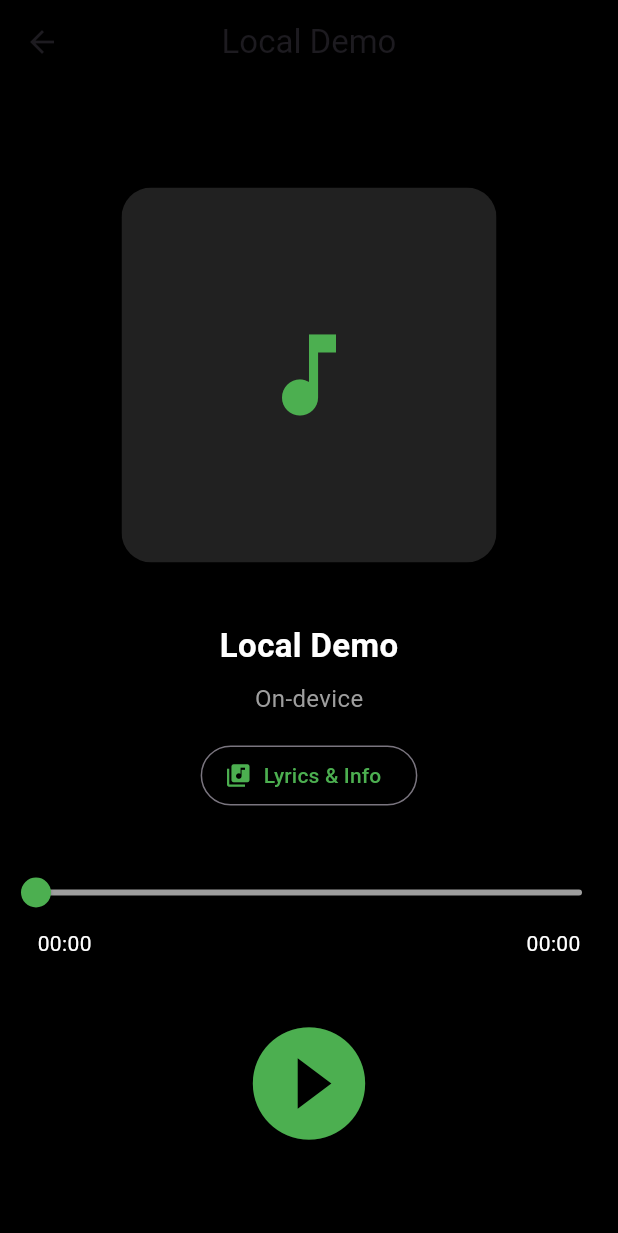
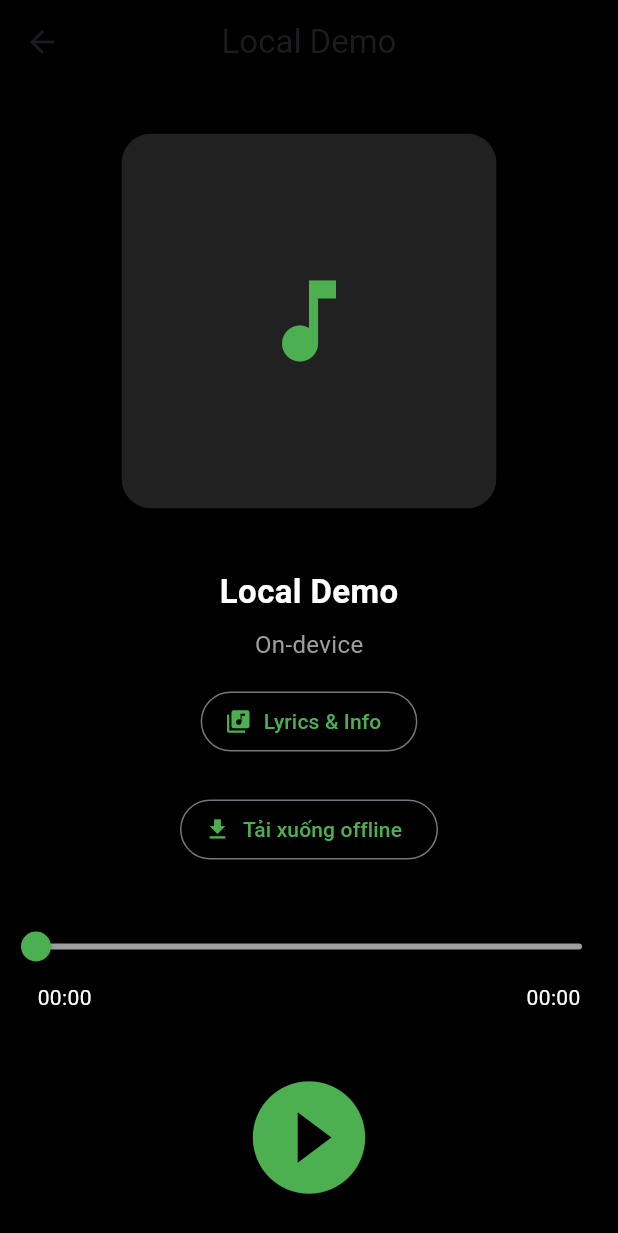
Before and after one commit to Luffy-Cuti/play_music, a Flutter app: the MusicDetailPage screen opened directly with sample values from the repository, on a phone screen of 412 x 824 dp. Shown: the top 1233 px of the screen. Run offline on Flutter 3.47's test engine with Material 3 defaults, Android fonts, the phone set to English and light mode, and no system bars; our stand-ins replace firebase_auth, firebase_core, firebase_crashlytics, flutter_local_notifications, get, get_storage and 5 more; accounts and stored records are empty.

Commit message:
them moi dowload,mac du cha biet luu vao dau

```diff
--- a/lib/main.dart
+++ b/lib/main.dart
@@ -9,7 +9,10 @@ import 'core/routes/app_pages.dart';
 import 'package:firebase_crashlytics/firebase_crashlytics.dart';
 import 'data/services/auth_controller.dart';
 import 'data/services/notification_service.dart';
+
 import 'package:just_audio_background/just_audio_background.dart';
+
+import 'modules/download/download_manager_service.dart';
 
 void main() async {
   WidgetsFlutterBinding.ensureInitialized();
@@ -25,6 +28,7 @@ void main() async {
     );
     await NotificationService.init();
     Get.put(AuthController());
+    Get.put(DownloadManagerService(), permanent: true);
 
     FlutterError.onError = FirebaseCrashlytics.instance.recordFlutterFatalError;
     PlatformDispatcher.instance.onError = (error, stack) {
--- /dev/null
+++ b/lib/modules/download/download_task_model.dart
@@ -0,0 +1,57 @@
+class DownloadTaskModel {
+  final String songId;
+  final String url;
+  final String? localPath;
+  final String status;
+  final int progress;
+  final String? error;
+
+  const DownloadTaskModel({
+    required this.songId,
+    required this.url,
+    required this.status,
+    required this.progress,
+    this.localPath,
+    this.error,
+  });
+
+  DownloadTaskModel copyWith({
+    String? songId,
+    String? url,
+    String? localPath,
+    String? status,
+    int? progress,
+    String? error,
+  }) {
+    return DownloadTaskModel(
+      songId: songId ?? this.songId,
+      url: url ?? this.url,
+      localPath: localPath ?? this.localPath,
+      status: status ?? this.status,
+      progress: progress ?? this.progress,
+      error: error ?? this.error,
+    );
+  }
+
+  Map<String, dynamic> toJson() {
+    return {
+      'songId': songId,
+      'url': url,
+      'localPath': localPath,
+      'status': status,
+      'progress': progress,
+      'error': error,
+    };
+  }
+
+  factory DownloadTaskModel.fromJson(Map<String, dynamic> json) {
+    return DownloadTaskModel(
+      songId: json['songId'] ?? '',
+      url: json['url'] ?? '',
+      localPath: json['localPath'],
+      status: json['status'] ?? 'queued',
+      progress: json['progress'] ?? 0,
+      error: json['error'],
+    );
+  }
+}
--- a/lib/modules/music_detail/music_detail_controller.dart
+++ b/lib/modules/music_detail/music_detail_controller.dart
@@ -1,3 +1,5 @@
+import 'dart:io';
+
 import 'package:flutter/cupertino.dart';
 
 import 'package:get/get.dart';
@@ -6,15 +8,20 @@ import 'package:just_audio/just_audio.dart';
 
 import 'package:just_audio_background/just_audio_background.dart';
 import '../../data/models/music_model.dart';
+import '../download/download_manager_service.dart';
+import '../download/download_task_model.dart';
 
 class MusicDetailController extends GetxController {
   final AudioPlayer player = AudioPlayer();
+  final DownloadManagerService downloadManager =
+      Get.find<DownloadManagerService>();
 
   RxBool isPlaying = false.obs;
   RxBool isLoading = true.obs;
   RxString playbackMessage = ''.obs;
   Rx<Duration> position = Duration.zero.obs;
   Rx<Duration> duration = Duration.zero.obs;
+  Rxn<DownloadTaskModel> downloadTask = Rxn<DownloadTaskModel>();
 
   late MusicModel music;
 
@@ -25,6 +32,12 @@ class MusicDetailController extends GetxController {
     super.onInit();
 
     music = Get.arguments as MusicModel;
+    downloadTask.value = downloadManager.taskFor(music.id);
+
+    ever<Map<String, DownloadTaskModel>>(downloadManager.tasks, (_) {
+      downloadTask.value = downloadManager.taskFor(music.id);
+    });
+
     saveToHistory();
 
     loadMusic();
@@ -48,6 +61,14 @@ class MusicDetailController extends GetxController {
     isLoading.value = true;
     playbackMessage.value = '';
     try {
+      final downloadedPath = downloadManager.localPathFor(music.id);
+      if (downloadedPath != null && File(downloadedPath).existsSync()) {
+        await player.setAudioSource(
+          AudioSource.uri(Uri.file(downloadedPath), tag: _mediaItem),
+        );
+        playbackMessage.value = 'Đang phát từ bản tải offline';
+        return;
+      }
       final source = music.url.trim();
 
       if (source.startsWith('asset://')) {
@@ -84,6 +105,23 @@ class MusicDetailController extends GetxController {
     title: music.title,
     artist: music.artist,
   );
+
+  bool get isDownloading => downloadTask.value?.status == 'downloading';
+
+  bool get isDownloaded => downloadTask.value?.status == 'completed';
+
+  Future<void> startDownload() async {
+    await downloadManager.downloadSong(music);
+    if (downloadTask.value?.status == 'completed') {
+      playbackMessage.value =
+          'Tải xong, lần phát tiếp theo sẽ ưu tiên bản offline';
+      await loadMusic();
+    }
+  }
+
+  Future<void> cancelDownload() async {
+    await downloadManager.cancelDownload(music.id);
+  }
 
   Future<void> _setAssetWithFallback(String primaryAsset) async {
     final candidates = <String>[
--- a/lib/modules/music_detail/music_detail_page.dart
+++ b/lib/modules/music_detail/music_detail_page.dart
@@ -105,6 +105,49 @@ class MusicDetailPage extends GetView<MusicDetailController> {
               label: const Text('Lyrics & Info'),
               style: OutlinedButton.styleFrom(foregroundColor: Colors.green),
             ),
+            const SizedBox(height: 12),
+
+            if (controller.downloadTask.value != null)
+              Padding(
+                padding: const EdgeInsets.symmetric(horizontal: 24),
+                child: Column(
+                  children: [
+                    LinearProgressIndicator(
+                      value: (controller.downloadTask.value!.progress / 100).clamp(0.0, 1.0),
+                      color: Colors.green,
+                      backgroundColor: Colors.white24,
+                    ),
+                    const SizedBox(height: 6),
+                    Text(
+                      'Download: ${controller.downloadTask.value!.status} (${controller.downloadTask.value!.progress}%)',
+                      style: const TextStyle(color: Colors.white70, fontSize: 12),
+                    ),
+                  ],
+                ),
+              ),
+
+            const SizedBox(height: 12),
+
+            OutlinedButton.icon(
+              onPressed: controller.isDownloading
+                  ? controller.cancelDownload
+                  : controller.startDownload,
+              icon: Icon(
+                controller.isDownloading
+                    ? Icons.cancel
+                    : controller.isDownloaded
+                    ? Icons.check_circle
+                    : Icons.download,
+              ),
+              label: Text(
+                controller.isDownloading
+                    ? 'Hủy tải'
+                    : controller.isDownloaded
+                    ? 'Đã tải offline'
+                    : 'Tải xuống offline',
+              ),
+              style: OutlinedButton.styleFrom(foregroundColor: Colors.green),
+            ),
 
             const SizedBox(height: 30),
 
```
Also changed, not shown: lib/modules/download/download_manager_service.dart (added, +216 -0 lines).
